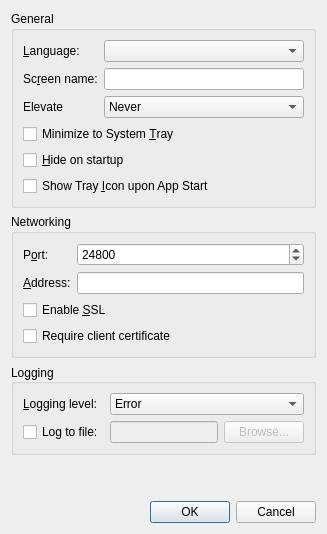
Above: src/gui/src/SettingsDialog.ui from BigOreo/BlueBridge before the change. Below: the same form after it.
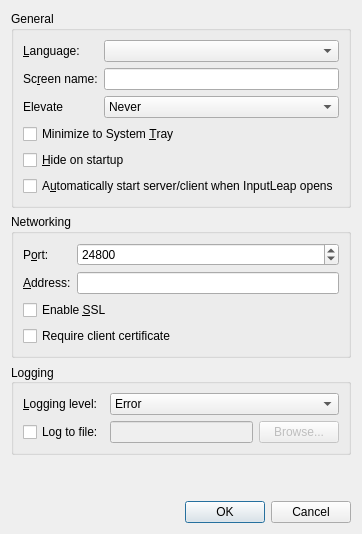
That is the form after the change.

Commit message:
gui: Clarify auto-start checkbox label and server grid instructions
The settings checkbox that starts the server/client automatically when
the GUI opens was labeled "Show Tray Icon upon App Start", which did
not describe what it does.

The server layout grid also did not explain that each square represents
a whole computer (not a monitor) and that clients must be placed
directly adjacent to the computer they border, which is a common source
of confusion for users with multiple monitors.

```diff
--- a/src/gui/src/SettingsDialog.ui
+++ b/src/gui/src/SettingsDialog.ui
@@ -129,7 +129,7 @@
       <item row="5" column="0" colspan="2">
        <widget class="QCheckBox" name="m_pCheckBoxAutoStart">
         <property name="text">
-         <string>Show Tray &amp;Icon upon App Start</string>
+         <string>A&amp;utomatically start server/client when InputLeap opens</string>
         </property>
        </widget>
       </item>
```
The commit also changes 2 other files.
